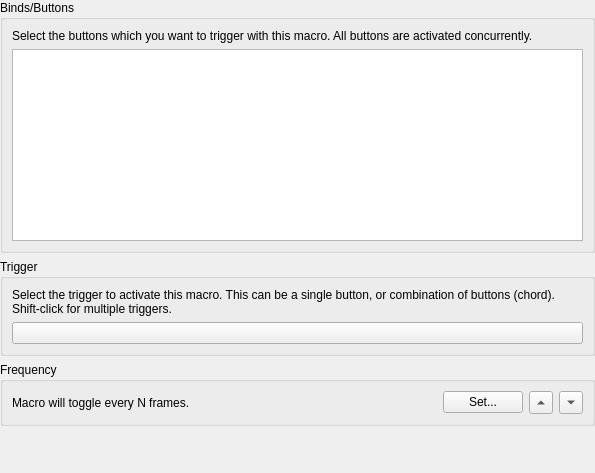
Above: src/duckstation-qt/emptygamelistwidget.ui from stenzek/duckstation before the change. Below: the same form after it.
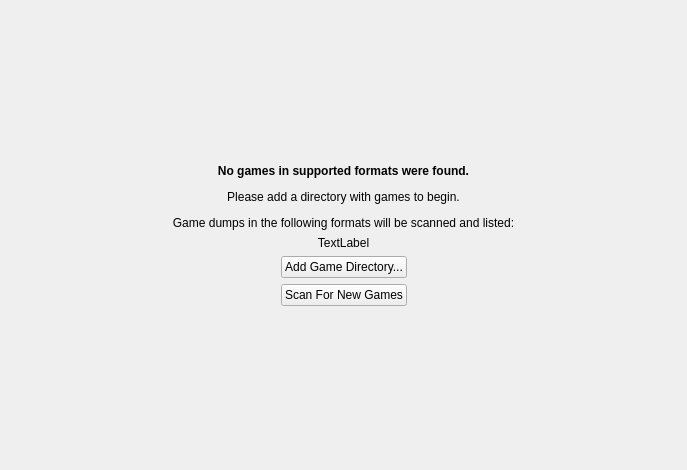
That is the form after the change. Custom widgets are drawn as their Qt base class.

What changed in the file:
```diff
--- a/src/duckstation-qt/emptygamelistwidget.ui
+++ b/src/duckstation-qt/emptygamelistwidget.ui
@@ -6,123 +6,117 @@
    <rect>
     <x>0</x>
     <y>0</y>
-    <width>595</width>
-    <height>473</height>
+    <width>687</width>
+    <height>470</height>
    </rect>
   </property>
   <layout class="QVBoxLayout" name="verticalLayout">
-   <property name="leftMargin">
-    <number>0</number>
-   </property>
-   <property name="topMargin">
-    <number>0</number>
-   </property>
-   <property name="rightMargin">
-    <number>0</number>
-   </property>
-   <property name="bottomMargin">
-    <number>0</number>
-   </property>
    <item>
-    <widget class="QGroupBox" name="groupBox">
-     <property name="title">
-      <string>Binds/Buttons</string>
+    <spacer name="verticalSpacer_2">
+     <property name="orientation">
+      <enum>Qt::Vertical</enum>
      </property>
-     <layout class="QGridLayout" name="gridLayout_2">
-      <item row="0" column="0">
-       <widget class="QLabel" name="label_2">
-        <property name="text">
-         <string>Select the buttons which you want to trigger with this macro. All buttons are activated concurrently.</string>
-        </property>
-        <property name="wordWrap">
-         <bool>true</bool>
-        </property>
-       </widget>
-      </item>
-      <item row="1" column="0">
-       <widget class="QListWidget" name="bindList"/>
-      </item>
-     </layout>
-    </widget>
-   </item>
+     <property name="sizeHint" stdset="0">
+      <size>
+       <width>20</width>
+       <height>40</height>
+      </size>
+     </property>
+    </spacer>
+   </item>
    <item>
-    <widget class="QGroupBox" name="groupBox_2">
-     <property name="title">
-      <string>Trigger</string>
-     </property>
-     <layout class="QGridLayout" name="gridLayout">
-      <item row="0" column="0" colspan="2">
        <widget class="QLabel" name="label">
         <property name="text">
-         <string>Select the trigger to activate this macro. This can be a single button, or combination of buttons (chord). Shift-click for multiple triggers.</string>
+      <string>&lt;html&gt;&lt;head/&gt;&lt;body&gt;&lt;p&gt;&lt;span style=&quot; font-weight:700;&quot;&gt;No games in supported formats were found.&lt;/span&gt;&lt;/p&gt;&lt;p&gt;Please add a directory with games to begin.&lt;/p&gt;&lt;p&gt;Game dumps in the following formats will be scanned and listed:&lt;/p&gt;&lt;/body&gt;&lt;/html&gt;</string>
         </property>
         <property name="alignment">
-         <set>Qt::AlignLeading|Qt::AlignLeft|Qt::AlignTop</set>
-        </property>
-        <property name="wordWrap">
-         <bool>true</bool>
-        </property>
-       </widget>
-      </item>
-      <item row="1" column="0" colspan="2">
-       <widget class="InputBindingWidget" name="trigger">
-       </widget>
-      </item>
-     </layout>
-    </widget>
-   </item>
+      <set>Qt::AlignCenter</set>
+     </property>
+    </widget>
+   </item>
+   <item>
+    <widget class="QLabel" name="supportedFormats">
+     <property name="text">
+      <string>TextLabel</string>
+     </property>
+     <property name="alignment">
+      <set>Qt::AlignCenter</set>
+     </property>
+    </widget>
+   </item>
    <item>
-    <widget class="QGroupBox" name="groupBox_3">
-     <property name="title">
-      <string>Frequency</string>
-     </property>
-     <layout class="QGridLayout" name="gridLayout_3">
-      <item row="0" column="0">
-       <layout class="QHBoxLayout" name="horizontalLayout" stretch="1,0,0,0">
+    <layout class="QHBoxLayout" name="horizontalLayout">
+     <item>
+      <spacer name="horizontalSpacer_2">
+       <property name="orientation">
+        <enum>Qt::Horizontal</enum>
+       </property>
+       <property name="sizeHint" stdset="0">
+        <size>
+         <width>40</width>
+         <height>20</height>
+        </size>
+       </property>
+      </spacer>
+     </item>
         <item>
-         <widget class="QLabel" name="frequencyText">
+      <widget class="QPushButton" name="addGameDirectory">
           <property name="text">
-           <string>Macro will toggle every N frames.</string>
+        <string>Add Game Directory...</string>
           </property>
          </widget>
         </item>
         <item>
-         <widget class="QPushButton" name="setFrequency">
-          <property name="text">
-           <string>Set...</string>
-          </property>
-         </widget>
-        </item>
+      <spacer name="horizontalSpacer">
+       <property name="orientation">
+        <enum>Qt::Horizontal</enum>
+       </property>
+       <property name="sizeHint" stdset="0">
+        <size>
+         <width>40</width>
+         <height>20</height>
+        </size>
+       </property>
+      </spacer>
+     </item>
+    </layout>
+   </item>
         <item>
-         <widget class="QToolButton" name="increaseFrequency">
-          <property name="minimumSize">
+    <layout class="QHBoxLayout" name="horizontalLayout_2">
+     <item>
+      <spacer name="horizontalSpacer_3">
+       <property name="orientation">
+        <enum>Qt::Horizontal</enum>
+       </property>
+       <property name="sizeHint" stdset="0">
            <size>
-            <width>0</width>
+         <width>40</width>
             <height>20</height>
            </size>
           </property>
-          <property name="arrowType">
-           <enum>Qt::UpArrow</enum>
+      </spacer>
+     </item>
+     <item>
+      <widget class="QPushButton" name="scanForNewGames">
+       <property name="text">
+        <string>Scan For New Games</string>
           </property>
          </widget>
         </item>
         <item>
-         <widget class="QToolButton" name="decreateFrequency">
-          <property name="minimumSize">
+      <spacer name="horizontalSpacer_4">
+       <property name="orientation">
+        <enum>Qt::Horizontal</enum>
+       </property>
+       <property name="sizeHint" stdset="0">
            <size>
-            <width>0</width>
+         <width>40</width>
             <height>20</height>
            </size>
           </property>
-          <property name="arrowType">
-           <enum>Qt::DownArrow</enum>
-          </property>
-         </widget>
-        </item>
-       </layout>
-      </item>
-     </layout>
-    </widget>
+      </spacer>
+     </item>
+    </layout>
    </item>
    <item>
     <spacer name="verticalSpacer">
@@ -139,13 +133,6 @@
    </item>
   </layout>
  </widget>
- <customwidgets>
-  <customwidget>
-   <class>InputBindingWidget</class>
-   <extends>QPushButton</extends>
-   <header>inputbindingwidgets.h</header>
-  </customwidget>
- </customwidgets>
  <resources/>
  <connections/>
 </ui>
```
Left out of the diff: 4 changed lines with no effect on the pictures. Lines whose indentation alone changed are shown as unchanged.
